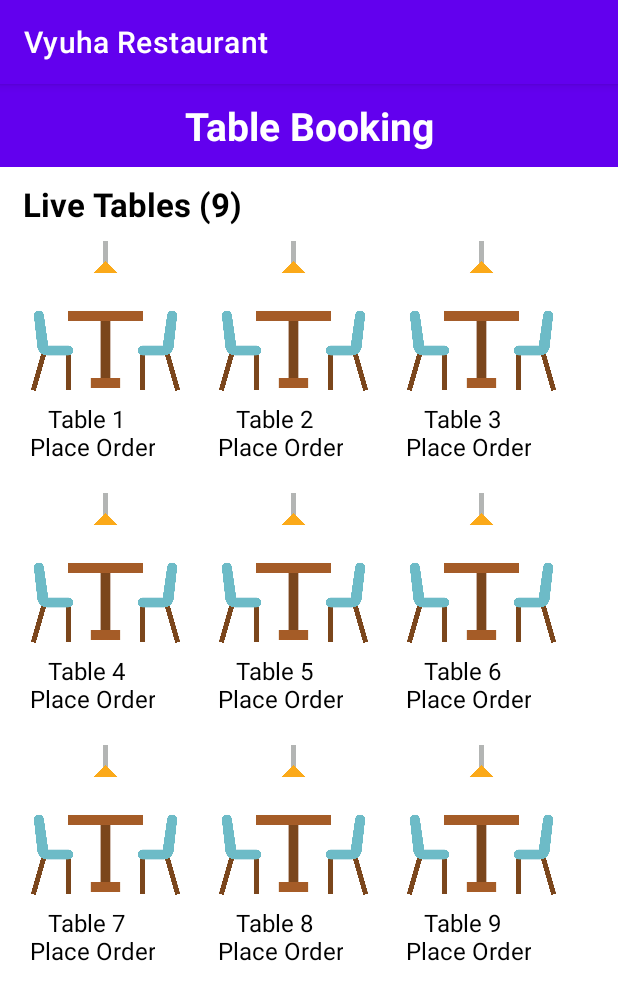
After one commit to Harika150197/harika, an Android app: the BookTable screen opened directly, with no data from a screen before it, on a phone screen of 412 x 824 dp. The commit adds this screen. Shown: the top 1000 px of the screen. Run offline under Robolectric (Android 15) with nearby library versions, the phone set to English and light mode, and no system bars.

Commit message:
Table booking has been added successfully

```diff
--- /dev/null
+++ b/app/src/main/java/com/example/c2327190/app/BookTable.java
@@ -0,0 +1,30 @@
+package com.example.c2327190.app;
+
+import androidx.appcompat.app.AppCompatActivity;
+
+import android.os.Bundle;
+import android.widget.ImageView;
+import android.widget.TextView;
+
+public class BookTable extends AppCompatActivity {
+    private ImageView live1, live2, live3, live4, live5, live6,
+                        live7, live8, live9;
+    private TextView table;
+
+
+    @Override
+    protected void onCreate(Bundle savedInstanceState) {
+        super.onCreate(savedInstanceState);
+        setContentView(R.layout.activity_book_table);
+
+        live1 = (ImageView) findViewById(R.id.live1);
+        live2 = (ImageView) findViewById(R.id.live2);
+        live3 = (ImageView) findViewById(R.id.live3);
+        live4 = (ImageView) findViewById(R.id.live4);
+        live5 = (ImageView) findViewById(R.id.live5);
+        live6 = (ImageView) findViewById(R.id.live6);
+        live7 = (ImageView) findViewById(R.id.live7);
+        live8 = (ImageView) findViewById(R.id.live8);
+        live9 = (ImageView) findViewById(R.id.live9);
+    }
+}
--- a/app/src/main/java/com/example/c2327190/app/MainActivity.java
+++ b/app/src/main/java/com/example/c2327190/app/MainActivity.java
@@ -102,7 +102,7 @@ public class MainActivity extends AppCompatActivity implements View.OnClickListe
                 startActivity(new Intent(this, Rest2.class));
                 break;
             case R.id.peter:
-                startActivity(new Intent(this, Rest2.class));
+                startActivity(new Intent(this, Rest3.class));
                 break;
         }
     }
--- /dev/null
+++ b/app/src/main/res/layout/activity_book_table.xml
@@ -0,0 +1,231 @@
+<?xml version="1.0" encoding="utf-8"?>
+<LinearLayout xmlns:android="http://schemas.android.com/apk/res/android"
+    xmlns:app="http://schemas.android.com/apk/res-auto"
+    xmlns:tools="http://schemas.android.com/tools"
+    android:layout_width="match_parent"
+    android:layout_height="match_parent"
+    tools:context=".BookTable"
+    android:orientation="vertical">
+
+    <TextView
+        android:layout_width="match_parent"
+        android:layout_height="wrap_content"
+        android:text="Table Booking"
+        android:gravity="center"
+        android:textSize="26sp"
+        android:background="@color/purple_500"
+        android:paddingVertical="10dp"
+        android:textColor="@color/white"
+        android:textStyle="bold"/>
+    <TextView
+        android:layout_width="match_parent"
+        android:layout_height="wrap_content"
+        android:text="Live Tables (9)"
+        android:textSize="22sp"
+        android:textStyle="bold"
+        android:textColor="#000"
+        android:layout_marginTop="10dp"
+        android:paddingLeft="15dp"
+        android:id="@+id/table"/>
+    <GridLayout
+        android:layout_width="match_parent"
+        android:layout_height="wrap_content"
+        android:rowCount="3"
+        android:columnCount="3"
+        android:layout_marginTop="10dp">
+        <LinearLayout
+            android:layout_width="wrap_content"
+            android:layout_height="wrap_content"
+            android:layout_marginLeft="15dp"
+            android:orientation="vertical"
+            android:elevation="5dp"
+            android:layout_marginBottom="20dp">
+            <ImageView
+                android:layout_width="110dp"
+                android:layout_height="100dp"
+                android:src="@drawable/table"
+                android:id="@+id/live1"/>
+            <TextView
+                android:layout_width="wrap_content"
+                android:layout_height="wrap_content"
+                android:text="Table 1 \n Place Order"
+                android:textSize="16sp"
+                android:gravity="center"
+                android:layout_marginTop="7dp"
+                android:textColor="@color/black"/>
+        </LinearLayout>
+
+        <LinearLayout
+            android:layout_width="wrap_content"
+            android:layout_height="wrap_content"
+            android:layout_marginLeft="15dp"
+            android:orientation="vertical"
+            android:elevation="5dp"
+            android:layout_marginBottom="20dp">
+            <ImageView
+                android:layout_width="110dp"
+                android:layout_height="100dp"
+                android:src="@drawable/table"
+                android:id="@+id/live2"/>
+            <TextView
+                android:layout_width="wrap_content"
+                android:layout_height="wrap_content"
+                android:text="Table 2 \n Place Order"
+                android:textSize="16sp"
+                android:gravity="center"
+                android:layout_marginTop="7dp"
+                android:textColor="@color/black"/>
+        </LinearLayout>
+        <LinearLayout
+            android:layout_width="wrap_content"
+            android:layout_height="wrap_content"
+            android:layout_marginLeft="15dp"
+            android:orientation="vertical"
+            android:elevation="5dp"
+            android:layout_marginBottom="20dp">
+            <ImageView
+                android:layout_width="110dp"
+                android:layout_height="100dp"
+                android:src="@drawable/table"
+                android:id="@+id/live3"/>
+            <TextView
+                android:layout_width="wrap_content"
+                android:layout_height="wrap_content"
+                android:text="Table 3 \n Place Order"
+                android:textSize="16sp"
+                android:gravity="center"
+                android:layout_marginTop="7dp"
+                android:textColor="@color/black"/>
+        </LinearLayout>
+        <LinearLayout
+            android:layout_width="wrap_content"
+            android:layout_height="wrap_content"
+            android:layout_marginLeft="15dp"
+            android:orientation="vertical"
+            android:elevation="5dp"
+            android:layout_marginBottom="20dp">
+            <ImageView
+                android:layout_width="110dp"
+                android:layout_height="100dp"
+                android:src="@drawable/table"
+                android:id="@+id/live4"/>
+            <TextView
+                android:layout_width="wrap_content"
+                android:layout_height="wrap_content"
+                android:text="Table 4 \n Place Order"
+                android:textSize="16sp"
+                android:gravity="center"
+                android:layout_marginTop="7dp"
+                android:textColor="@color/black"/>
+        </LinearLayout>
+        <LinearLayout
+            android:layout_width="wrap_content"
+            android:layout_height="wrap_content"
+            android:layout_marginLeft="15dp"
+            android:orientation="vertical"
+            android:elevation="5dp"
+            android:layout_marginBottom="20dp">
+            <ImageView
+                android:layout_width="110dp"
+                android:layout_height="100dp"
+                android:src="@drawable/table"
+                android:id="@+id/live5"/>
+            <TextView
+                android:layout_width="wrap_content"
+                android:layout_height="wrap_content"
+                android:text="Table 5 \n Place Order"
+                android:textSize="16sp"
+                android:gravity="center"
+                android:layout_marginTop="7dp"
+                android:textColor="@color/black"/>
+        </LinearLayout>
+        <LinearLayout
+            android:layout_width="wrap_content"
+            android:layout_height="wrap_content"
+            android:layout_marginLeft="15dp"
+            android:orientation="vertical"
+            android:elevation="5dp"
+            android:layout_marginBottom="20dp">
+            <ImageView
+                android:layout_width="110dp"
+                android:layout_height="100dp"
+                android:src="@drawable/table"
+                android:id="@+id/live6"/>
+            <TextView
+                android:layout_width="wrap_content"
+                android:layout_height="wrap_content"
+                android:text="Table 6 \n Place Order"
+                android:textSize="16sp"
+                android:gravity="center"
+                android:layout_marginTop="7dp"
+                android:textColor="@color/black"/>
+        </LinearLayout>
+
+        <LinearLayout
+            android:layout_width="wrap_content"
+            android:layout_height="wrap_content"
+            android:layout_marginLeft="15dp"
+            android:orientation="vertical"
+            android:elevation="5dp"
+            android:layout_marginBottom="20dp">
+            <ImageView
+                android:layout_width="110dp"
+                android:layout_height="100dp"
+                android:src="@drawable/table"
+                android:id="@+id/live7"/>
+            <TextView
+                android:layout_width="wrap_content"
+                android:layout_height="wrap_content"
+                android:text="Table 7 \n Place Order"
+                android:textSize="16sp"
+                android:gravity="center"
+                android:layout_marginTop="7dp"
+                android:textColor="@color/black"/>
+        </LinearLayout>
+        <LinearLayout
+            android:layout_width="wrap_content"
+            android:layout_height="wrap_content"
+            android:layout_marginLeft="15dp"
+            android:orientation="vertical"
+            android:elevation="5dp"
+            android:layout_marginBottom="20dp">
+            <ImageView
+                android:layout_width="110dp"
+                android:layout_height="100dp"
+                android:src="@drawable/table"
+                android:id="@+id/live8"/>
+            <TextView
+                android:layout_width="wrap_content"
+                android:layout_height="wrap_content"
+                android:text="Table 8 \n Place Order"
+                android:textSize="16sp"
+                android:gravity="center"
+                android:layout_marginTop="7dp"
+                android:textColor="@color/black"/>
+        </LinearLayout>
+        <LinearLayout
+            android:layout_width="wrap_content"
+            android:layout_height="wrap_content"
+            android:layout_marginLeft="15dp"
+            android:orientation="vertical"
+            android:elevation="5dp"
+            android:layout_marginBottom="20dp">
+            <ImageView
+                android:layout_width="110dp"
+                android:layout_height="100dp"
+                android:src="@drawable/table"
+                android:id="@+id/live9"/>
+            <TextView
+                android:layout_width="wrap_content"
+                android:layout_height="wrap_content"
+                android:text="Table 9 \n Place Order"
+                android:textSize="16sp"
+                android:gravity="center"
+                android:layout_marginTop="7dp"
+                android:textColor="@color/black"/>
+        </LinearLayout>
+
+
+    </GridLayout>
+
+</LinearLayout>
```
Also changed, not shown: app/src/main/AndroidManifest.xml (+15 -8 lines), app/src/main/java/com/example/c2327190/app/Rest1.java (+31 -0 lines), app/src/main/java/com/example/c2327190/app/Rest2.java (+27 -0 lines), app/src/main/java/com/example/c2327190/app/Rest3.java (+28 -0 lines), app/src/main/res/layout/activity_rest1.xml (+22 -11 lines), app/src/main/res/layout/activity_rest2.xml (+22 -11 lines), app/src/main/res/layout/activity_rest3.xml (+22 -11 lines), app/src/main/res/drawable-v24/Pizza.png (deleted), app/src/main/res/drawable-v24/Poori.jpeg (deleted), app/src/main/res/drawable-v24/pizza.jpg (added), app/src/main/res/drawable-v24/poori.jpg (added), app/src/main/res/drawable-v24/table.jpg (added).
